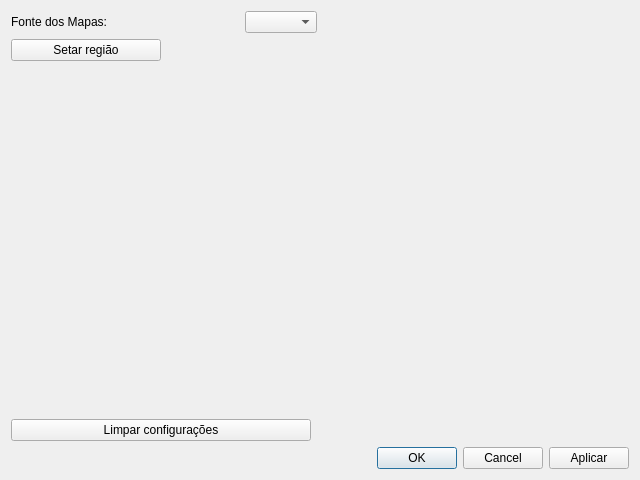
Before: the Qt Designer form src/main/python/ui/dialogs/settingsDialog.ui in matheusfillipe/ganec, drawn with Qt 5.
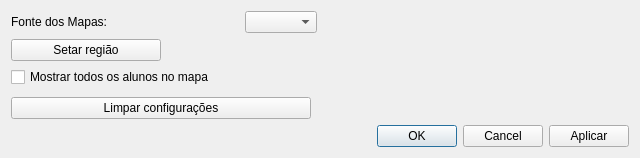
After: the same form once the commit is applied.

```diff
--- a/src/main/python/ui/dialogs/settingsDialog.ui
+++ b/src/main/python/ui/dialogs/settingsDialog.ui
@@ -7,62 +7,14 @@
     <x>0</x>
     <y>0</y>
     <width>640</width>
-    <height>480</height>
+    <height>158</height>
    </rect>
   </property>
   <property name="windowTitle">
    <string>Dialog</string>
   </property>
   <layout class="QGridLayout" name="gridLayout">
-   <item row="0" column="0">
-    <layout class="QHBoxLayout" name="horizontalLayout">
-     <item>
-      <widget class="QLabel" name="label">
-       <property name="text">
-        <string>Fonte dos Mapas: </string>
-       </property>
-      </widget>
-     </item>
-     <item>
-      <spacer name="horizontalSpacer">
-       <property name="orientation">
-        <enum>Qt::Horizontal</enum>
-       </property>
-       <property name="sizeHint" stdset="0">
-        <size>
-         <width>40</width>
-         <height>20</height>
-        </size>
-       </property>
-      </spacer>
-     </item>
-     <item>
-      <widget class="QComboBox" name="comboBox"/>
-     </item>
-    </layout>
-   </item>
-   <item row="4" column="0" colspan="2">
-    <layout class="QHBoxLayout" name="horizontalLayout_2">
-     <item>
-      <widget class="QDialogButtonBox" name="buttonBox">
-       <property name="orientation">
-        <enum>Qt::Horizontal</enum>
-       </property>
-       <property name="standardButtons">
-        <set>QDialogButtonBox::Cancel|QDialogButtonBox::Ok</set>
-       </property>
-      </widget>
-     </item>
-     <item>
-      <widget class="QPushButton" name="aplicarBtn">
-       <property name="text">
-        <string>Aplicar</string>
-       </property>
-      </widget>
-     </item>
-    </layout>
-   </item>
-   <item row="2" column="0">
+   <item row="3" column="0">
     <spacer name="verticalSpacer_2">
      <property name="orientation">
       <enum>Qt::Vertical</enum>
@@ -75,7 +27,7 @@
      </property>
     </spacer>
    </item>
-   <item row="3" column="0">
+   <item row="4" column="0">
     <widget class="QPushButton" name="cleanDbButton">
      <property name="maximumSize">
       <size>
@@ -88,6 +40,27 @@
      </property>
     </widget>
    </item>
+   <item row="5" column="0" colspan="2">
+    <layout class="QHBoxLayout" name="horizontalLayout_2">
+     <item>
+      <widget class="QDialogButtonBox" name="buttonBox">
+       <property name="orientation">
+        <enum>Qt::Horizontal</enum>
+       </property>
+       <property name="standardButtons">
+        <set>QDialogButtonBox::Cancel|QDialogButtonBox::Ok</set>
+       </property>
+      </widget>
+     </item>
+     <item>
+      <widget class="QPushButton" name="aplicarBtn">
+       <property name="text">
+        <string>Aplicar</string>
+       </property>
+      </widget>
+     </item>
+    </layout>
+   </item>
    <item row="1" column="0">
     <widget class="QPushButton" name="setOsmBtn">
      <property name="maximumSize">
@@ -114,6 +87,40 @@
      </property>
     </spacer>
    </item>
+   <item row="0" column="0">
+    <layout class="QHBoxLayout" name="horizontalLayout">
+     <item>
+      <widget class="QLabel" name="label">
+       <property name="text">
+        <string>Fonte dos Mapas: </string>
+       </property>
+      </widget>
+     </item>
+     <item>
+      <spacer name="horizontalSpacer">
+       <property name="orientation">
+        <enum>Qt::Horizontal</enum>
+       </property>
+       <property name="sizeHint" stdset="0">
+        <size>
+         <width>40</width>
+         <height>20</height>
+        </size>
+       </property>
+      </spacer>
+     </item>
+     <item>
+      <widget class="QComboBox" name="comboBox"/>
+     </item>
+    </layout>
+   </item>
+   <item row="2" column="0">
+    <widget class="QCheckBox" name="checkBoxMostrarAlunosNoMapa">
+     <property name="text">
+      <string>Mostrar todos os alunos no mapa</string>
+     </property>
+    </widget>
+   </item>
   </layout>
  </widget>
  <resources/>
```
